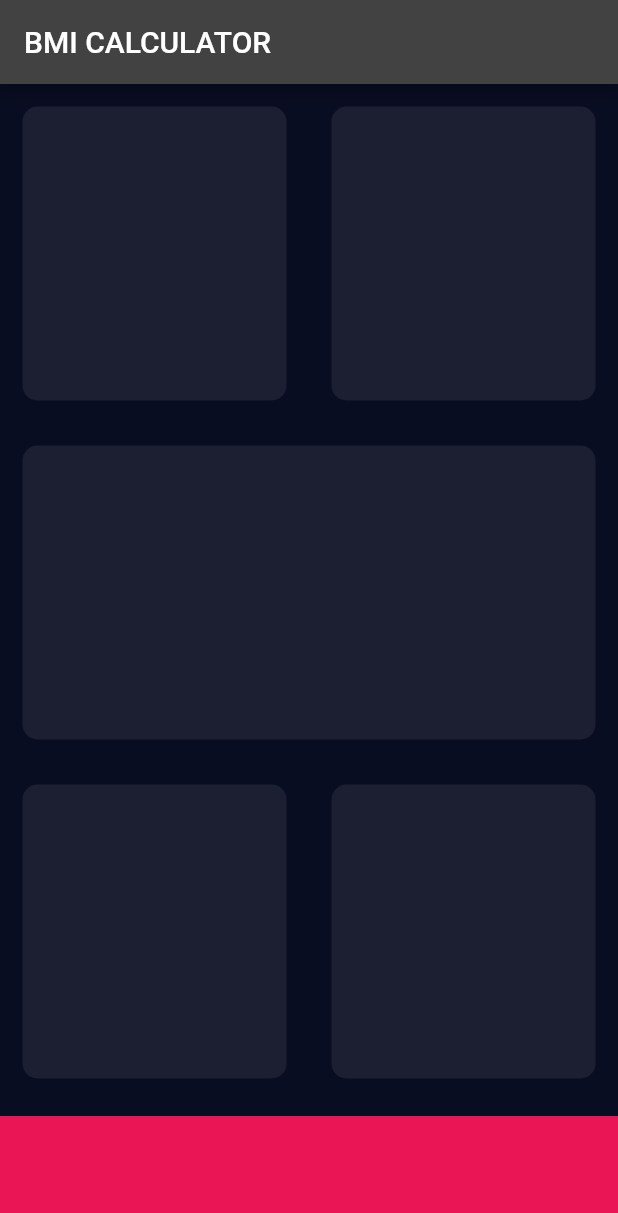
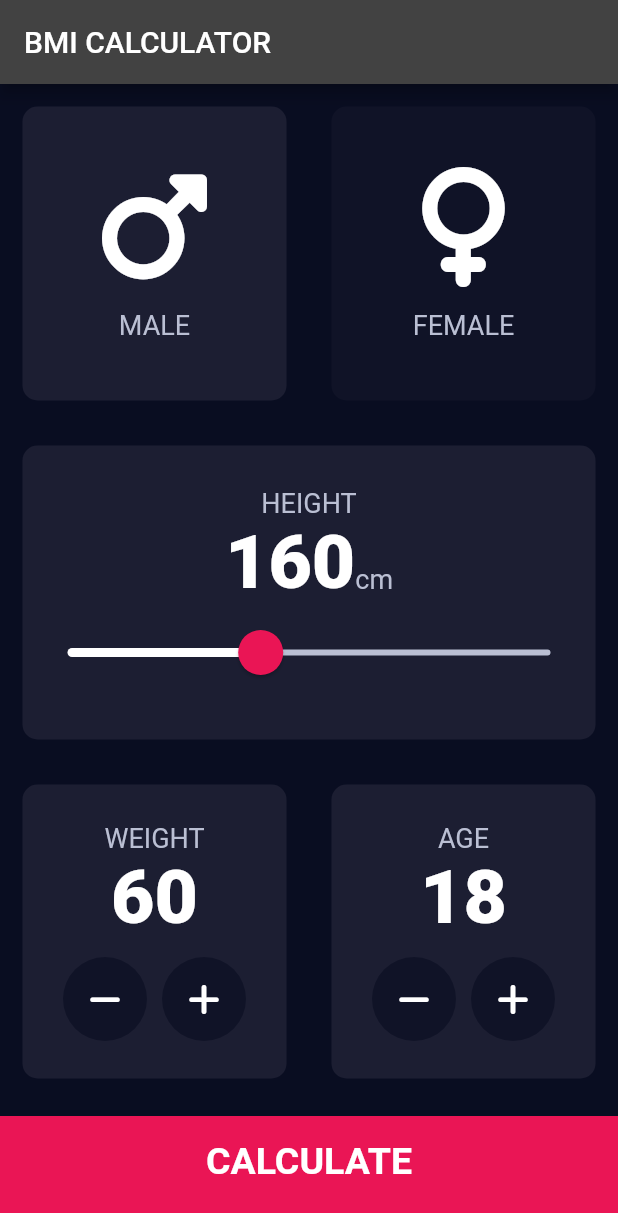
Before and after one commit to jahanzebnaeem/nexskillflutterdevbatch14, a Flutter app: the screen it shows after launch, on a phone screen of 412 x 824 dp. Shown: the top 1213 px of the screen. Run offline on Flutter 3.47's test engine with Material 2 defaults, Android fonts, the phone set to English and light mode, and no system bars; our stand-ins replace font_awesome_flutter.

Commit message:
Lecture 13
Complete bmi calculator.

```diff
--- /dev/null
+++ b/bmi_calculator/lib/bmi_calculator_brain.dart
@@ -0,0 +1,35 @@
+import 'dart:math';
+
+class BMICalculatorBrain {
+  BMICalculatorBrain({required this.height, required this.weight});
+
+  final int height;
+  final int weight;
+
+  late double _bmi;
+
+  String calculateBMI() {
+    _bmi = weight / pow(height / 100, 2);
+    return _bmi.toStringAsFixed(1);
+  }
+
+  String getResult() {
+    if (_bmi > 25) {
+      return 'Overweight';
+    } else if (_bmi > 18.5) {
+      return 'Normal';
+    } else {
+      return 'Underweight';
+    }
+  }
+
+  String getInterpretation() {
+    if (_bmi > 25) {
+      return 'You have a highter than normal body weight. Try to exercise more.';
+    } else if (_bmi > 18.5) {
+      return 'You have a normal body weight. Good Job';
+    } else {
+      return 'You have lower than normal body weight. Try eating more';
+    }
+  }
+}
--- /dev/null
+++ b/bmi_calculator/lib/components/bottom_button.dart
@@ -0,0 +1,29 @@
+import 'package:bmi_calculator/constants.dart';
+import 'package:flutter/material.dart';
+
+class BottomButton extends StatelessWidget {
+  BottomButton({required this.buttonTitle, required this.onTap});
+
+  final String buttonTitle;
+  final VoidCallback onTap;
+
+  @override
+  Widget build(BuildContext context) {
+    return GestureDetector(
+      onTap: onTap,
+      child: Container(
+        child: Center(
+          child: Text(
+            buttonTitle,
+            style: kLargeButtonTextStyle,
+          ),
+        ),
+        color: kBottomContainerColour,
+        margin: EdgeInsets.only(top: 10.0),
+        padding: EdgeInsets.only(bottom: 20.0),
+        height: kBottomContainerHeight,
+        width: double.infinity,
+      ),
+    );
+  }
+}
--- /dev/null
+++ b/bmi_calculator/lib/components/icon_content.dart
@@ -0,0 +1,29 @@
+import 'package:bmi_calculator/constants.dart';
+import 'package:flutter/material.dart';
+
+class IconContent extends StatelessWidget {
+  IconContent({required this.displayIcon, required this.label});
+
+  final IconData displayIcon;
+  final String label;
+
+  @override
+  Widget build(BuildContext context) {
+    return Column(
+      mainAxisAlignment: MainAxisAlignment.center,
+      children: [
+        Icon(
+          displayIcon,
+          size: 80.0,
+        ),
+        SizedBox(
+          height: 15.0,
+        ),
+        Text(
+          label,
+          style: kLabelTextStyle,
+        )
+      ],
+    );
+  }
+}
--- /dev/null
+++ b/bmi_calculator/lib/components/reusable_card.dart
@@ -0,0 +1,27 @@
+import 'package:flutter/material.dart';
+
+class ReusableCard extends StatelessWidget {
+  ReusableCard(
+      {required this.colour,
+      required this.internalContent,
+      required this.onPress});
+
+  final Color colour;
+  final Widget internalContent;
+  final VoidCallback onPress;
+
+  @override
+  Widget build(BuildContext context) {
+    return GestureDetector(
+      onTap: onPress,
+      child: Container(
+        child: internalContent,
+        margin: EdgeInsets.all(15.0),
+        decoration: BoxDecoration(
+          color: colour,
+          borderRadius: BorderRadius.circular(10.0),
+        ),
+      ),
+    );
+  }
+}
--- /dev/null
+++ b/bmi_calculator/lib/components/round_icon_button.dart
@@ -0,0 +1,23 @@
+import 'package:flutter/material.dart';
+
+class RoundIconButton extends StatelessWidget {
+  RoundIconButton({required this.icon, required this.onPressed});
+
+  final IconData icon;
+  final VoidCallback onPressed;
+
+  @override
+  Widget build(BuildContext context) {
+    return RawMaterialButton(
+      child: Icon(icon),
+      onPressed: onPressed,
+      elevation: 0.0,
+      constraints: BoxConstraints.tightFor(
+        width: 56.0,
+        height: 56.0,
+      ),
+      shape: CircleBorder(),
+      fillColor: Color(0xFF101327),
+    );
+  }
+}
--- /dev/null
+++ b/bmi_calculator/lib/constants.dart
@@ -0,0 +1,41 @@
+import 'package:flutter/material.dart';
+
+const kBottomContainerHeight = 80.0;
+const kActiveCardColour = Color(0xFF1c1e32);
+const kInactiveCardColour = Color(0xFF101327);
+const kBottomContainerColour = Color(0xFFea1555);
+
+const kLabelTextStyle = TextStyle(
+  fontSize: 18.0,
+  color: Color(0xFFBABFD3),
+);
+
+const kNumberTextStyle = TextStyle(
+  fontSize: 50.0,
+  fontWeight: FontWeight.w900,
+);
+
+const kLargeButtonTextStyle = TextStyle(
+  fontSize: 25.0,
+  fontWeight: FontWeight.bold,
+);
+
+const kTitleTextStyle = TextStyle(
+  fontSize: 50.0,
+  fontWeight: FontWeight.bold,
+);
+
+const kResultTextStyle = TextStyle(
+  color: Color(0xFF22e57a),
+  fontSize: 22.0,
+  fontWeight: FontWeight.bold,
+);
+
+const kBMITextStyle = TextStyle(
+  fontSize: 100.0,
+  fontWeight: FontWeight.bold,
+);
+
+const kBodyTextStyle = TextStyle(
+  fontSize: 22.0,
+);
--- a/bmi_calculator/lib/input_page.dart
+++ /dev/null
@@ -1,87 +0,0 @@
-import 'package:flutter/material.dart';
-
-const bottomContainerHeight = 80.0;
-const activeCardColour = Color(0xFF1c1e32);
-const bottomContainerColour = Color(0xFFea1555);
-
-class InputPage extends StatefulWidget {
-  @override
-  _InputPageState createState() => _InputPageState();
-}
-
-class _InputPageState extends State<InputPage> {
-  @override
-  Widget build(BuildContext context) {
-    return Scaffold(
-      appBar: AppBar(
-        title: Text('BMI CALCULATOR'),
-      ),
-      body: Center(
-        child: Column(
-          children: [
-            Expanded(
-              child: Row(
-                children: [
-                  Expanded(
-                    child: ReusableCard(
-                      colour: activeCardColour,
-                    ),
-                  ),
-                  Expanded(
-                    child: ReusableCard(
-                      colour: activeCardColour,
-                    ),
-                  ),
-                ],
-              ),
-            ),
-            Expanded(
-              child: ReusableCard(
-                colour: activeCardColour,
-              ),
-            ),
-            Expanded(
-              child: Row(
-                children: [
-                  Expanded(
-                    child: ReusableCard(
-                      colour: activeCardColour,
-                    ),
-                  ),
-                  Expanded(
-                    child: ReusableCard(
-                      colour: activeCardColour,
-                    ),
-                  ),
-                ],
-              ),
-            ),
-            Container(
-              color: bottomContainerColour,
-              margin: EdgeInsets.only(top: 10.0),
-              height: bottomContainerHeight,
-              width: double.infinity,
-            )
-          ],
-        ),
-      ),
-    );
-  }
-}
-
-class ReusableCard extends StatelessWidget {
-  ReusableCard({required this.colour});
-
-  final Color colour;
-
-  @override
-  Widget build(BuildContext context) {
-    return Container(
-      margin: EdgeInsets.all(15.0),
-      decoration: BoxDecoration(
-        color: colour,
-        borderRadius: BorderRadius.circular(10.0),
-      ),
-    );
-  }
-}
--- a/bmi_calculator/lib/main.dart
+++ b/bmi_calculator/lib/main.dart
@@ -1,6 +1,5 @@
 import 'package:flutter/material.dart';
-
-import 'input_page.dart';
+import 'screens/input_page.dart';
 
 void main() {
   runApp(BMICalculator());
--- /dev/null
+++ b/bmi_calculator/lib/screens/input_page.dart
@@ -0,0 +1,247 @@
+import 'package:bmi_calculator/bmi_calculator_brain.dart';
+import 'package:bmi_calculator/components/bottom_button.dart';
+import 'package:bmi_calculator/components/icon_content.dart';
+import 'package:bmi_calculator/components/reusable_card.dart';
+import 'package:bmi_calculator/components/round_icon_button.dart';
+import 'package:bmi_calculator/constants.dart';
+import 'package:flutter/material.dart';
+import 'package:font_awesome_flutter/font_awesome_flutter.dart';
+
+import 'results_page.dart';
+
+enum Gender { male, female }
+
+class InputPage extends StatefulWidget {
+  @override
+  _InputPageState createState() => _InputPageState();
+}
+
+class _InputPageState extends State<InputPage> {
+  Gender selectedGender = Gender.male;
+  int height = 160;
+  int weight = 60;
+  int age = 18;
+
+  @override
+  Widget build(BuildContext context) {
+    return Scaffold(
+      appBar: AppBar(
+        title: Text('BMI CALCULATOR'),
+      ),
+      body: Center(
+        child: Column(
+          children: [
+            Expanded(
+              child: Row(
+                children: [
+                  Expanded(
+                    child: ReusableCard(
+                      onPress: () {
+                        setState(() {
+                          selectedGender = Gender.male;
+                        });
+                      },
+                      colour: selectedGender == Gender.male
+                          ? kActiveCardColour
+                          : kInactiveCardColour,
+                      internalContent: IconContent(
+                        displayIcon: FontAwesomeIcons.mars,
+                        label: 'MALE',
+                      ),
+                    ),
+                  ),
+                  Expanded(
+                    child: ReusableCard(
+                      onPress: () {
+                        setState(() {
+                          selectedGender = Gender.female;
+                        });
+                      },
+                      colour: selectedGender == Gender.female
+                          ? kActiveCardColour
+                          : kInactiveCardColour,
+                      internalContent: IconContent(
+                        displayIcon: FontAwesomeIcons.venus,
+                        label: 'FEMALE',
+                      ),
+                    ),
+                  ),
+                ],
+              ),
+            ),
+            Expanded(
+              child: ReusableCard(
+                onPress: () {},
+                colour: kActiveCardColour,
+                internalContent: Column(
+                  mainAxisAlignment: MainAxisAlignment.center,
+                  children: [
+                    Text(
+                      'HEIGHT',
+                      style: kLabelTextStyle,
+                    ),
+                    Row(
+                      mainAxisAlignment: MainAxisAlignment.center,
+                      crossAxisAlignment: CrossAxisAlignment.baseline,
+                      textBaseline: TextBaseline.alphabetic,
+                      children: [
+                        Text(
+                          height.toString(),
+                          style: kNumberTextStyle,
+                        ),
+                        Text(
+                          'cm',
+                          style: kLabelTextStyle,
+                        ),
+                      ],
+                    ),
+                    SliderTheme(
+                      data: SliderTheme.of(context).copyWith(
+                        activeTrackColor: Colors.white,
+                        inactiveTrackColor: Color(0xFFBABFD3),
+                        thumbColor: Color(0xFFea1555),
+                        overlayColor: Color(0x1fea1555),
+                        thumbShape: RoundSliderThumbShape(
+                          enabledThumbRadius: 15.0,
+                        ),
+                        overlayShape: RoundSliderOverlayShape(
+                          overlayRadius: 30.0,
+                        ),
+                      ),
+                      child: Slider(
+                        value: height.toDouble(),
+                        min: 120.0,
+                        max: 220.0,
+                        onChanged: (double newValue) {
+                          // print(newValue);
+                          setState(() {
+                            height = newValue.round();
+                          });
+                        },
+                      ),
+                    )
+                  ],
+                ),
+              ),
+            ),
+            Expanded(
+              child: Row(
+                children: [
+                  Expanded(
+                    child: ReusableCard(
+                      onPress: () {},
+                      colour: kActiveCardColour,
+                      internalContent: Column(
+                        mainAxisAlignment: MainAxisAlignment.center,
+                        children: [
+                          Text(
+                            'WEIGHT',
+                            style: kLabelTextStyle,
+                          ),
+                          Text(
+                            weight.toString(),
+                            style: kNumberTextStyle,
+                          ),
+                          SizedBox(
+                            height: 10.0,
+                          ),
+                          Row(
+                            mainAxisAlignment: MainAxisAlignment.center,
+                            children: [
+                              RoundIconButton(
+                                icon: FontAwesomeIcons.minus,
+                                onPressed: () {
+                                  setState(() {
+                                    weight--;
+                                  });
+                                },
+                              ),
+                              SizedBox(
+                                width: 10.0,
+                              ),
+                              RoundIconButton(
+                                icon: FontAwesomeIcons.plus,
+                                onPressed: () {
+                                  setState(() {
+                                    weight++;
+                                  });
+                                },
+                              ),
+                            ],
+                          ),
+                        ],
+                      ),
+                    ),
+                  ),
+                  Expanded(
+                    child: ReusableCard(
+                      onPress: () {},
+                      colour: kActiveCardColour,
+                      internalContent: Column(
+                        mainAxisAlignment: MainAxisAlignment.center,
+                        children: [
+                          Text(
+                            'AGE',
+                            style: kLabelTextStyle,
+                          ),
+                          Text(
+                            age.toString(),
+                            style: kNumberTextStyle,
+                          ),
+                          SizedBox(
+                            height: 10.0,
+                          ),
+                          Row(
+                            mainAxisAlignment: MainAxisAlignment.center,
+                            children: [
+                              RoundIconButton(
+                                icon: FontAwesomeIcons.minus,
+                                onPressed: () {
+                                  setState(() {
+                                    age--;
+                                  });
+                                },
+                              ),
+                              SizedBox(
+                                width: 10.0,
+                              ),
+                              RoundIconButton(
+                                icon: FontAwesomeIcons.plus,
+                                onPressed: () {
+                                  setState(() {
+                                    age++;
+                                  });
+                                },
+                              ),
+                            ],
+                          ),
+                        ],
+                      ),
+                    ),
+                  ),
+                ],
+              ),
+            ),
+            BottomButton(
+              buttonTitle: 'CALCULATE',
+              onTap: () {
+                BMICalculatorBrain bmiCalc =
+                    BMICalculatorBrain(height: height, weight: weight);
+                Navigator.push(
+                  context,
+                  MaterialPageRoute(
+                    builder: (context) => ResultsPage(
+                      bmiResult: bmiCalc.calculateBMI(),
+                      resultText: bmiCalc.getResult(),
+                      interpretation: bmiCalc.getInterpretation(),
+                    ),
+                  ),
+                );
+              },
+            ),
+          ],
+        ),
+      ),
+    );
+  }
+}
--- a/bmi_calculator/pubspec.yaml
+++ b/bmi_calculator/pubspec.yaml
@@ -35,6 +35,7 @@ dependencies:
   # The following adds the Cupertino Icons font to your application.
   # Use with the CupertinoIcons class for iOS style icons.
   cupertino_icons: ^1.0.2
+  font_awesome_flutter: ^10.5.0
 
 dev_dependencies:
   flutter_test:
```
Also changed, not shown: bmi_calculator/lib/screens/results_page.dart (added, +72 -0 lines), 6 other files.
